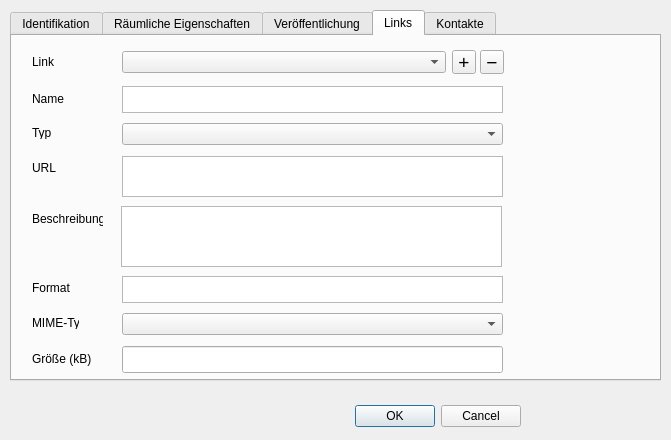
The window that pg_metadata/resources/ui/edit_metadata_dialog.ui (effjot/qgis-pgmetadata-plugin) describes before a commit, drawn with Qt 5.
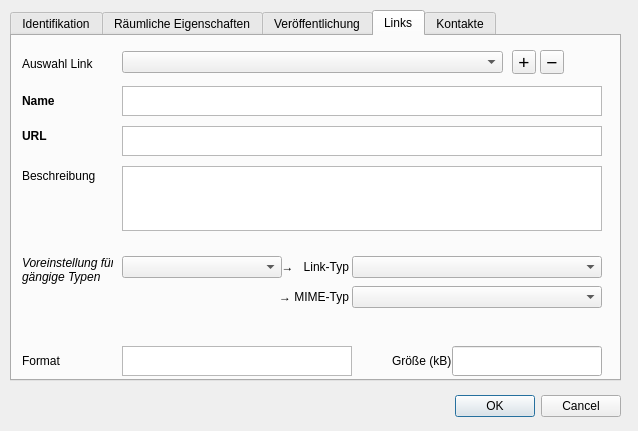
The same window after the commit. Custom widgets are drawn as their Qt base class.

Commit message:
WIP Edit dialog add link type presets
Also clean up widget names

The edit to the form file:
```diff
--- a/pg_metadata/resources/ui/edit_metadata_dialog.ui
+++ b/pg_metadata/resources/ui/edit_metadata_dialog.ui
@@ -6,8 +6,8 @@
    <rect>
     <x>0</x>
     <y>0</y>
-    <width>671</width>
-    <height>440</height>
+    <width>638</width>
+    <height>431</height>
    </rect>
   </property>
   <property name="windowTitle">
@@ -16,8 +16,8 @@
   <widget class="QDialogButtonBox" name="buttonBox">
    <property name="geometry">
     <rect>
-     <x>350</x>
-     <y>400</y>
+     <x>450</x>
+     <y>390</y>
      <width>171</width>
      <height>32</height>
     </rect>
@@ -34,7 +34,7 @@
     <rect>
      <x>10</x>
      <y>10</y>
-     <width>651</width>
+     <width>611</width>
      <height>371</height>
     </rect>
    </property>
@@ -367,36 +367,39 @@
     <widget class="QLabel" name="label_6">
      <property name="geometry">
       <rect>
-       <x>20</x>
+       <x>10</x>
        <y>18</y>
-       <width>111</width>
-       <height>16</height>
+       <width>91</width>
+       <height>20</height>
       </rect>
      </property>
      <property name="text">
-      <string>Link</string>
+      <string>Auswahl Link</string>
      </property>
     </widget>
     <widget class="QLabel" name="label_8">
      <property name="geometry">
       <rect>
-       <x>20</x>
-       <y>90</y>
-       <width>47</width>
-       <height>13</height>
+       <x>266</x>
+       <y>220</y>
+       <width>71</width>
+       <height>22</height>
       </rect>
      </property>
      <property name="text">
-      <string>Typ</string>
+      <string>→   Link-Typ</string>
+     </property>
+     <property name="alignment">
+      <set>Qt::AlignRight|Qt::AlignTrailing|Qt::AlignVCenter</set>
      </property>
     </widget>
     <widget class="QLabel" name="label_12">
      <property name="geometry">
       <rect>
-       <x>20</x>
-       <y>175</y>
-       <width>71</width>
-       <height>16</height>
+       <x>10</x>
+       <y>130</y>
+       <width>81</width>
+       <height>20</height>
       </rect>
      </property>
      <property name="text">
@@ -406,10 +409,10 @@
     <widget class="QLabel" name="label_13">
      <property name="geometry">
       <rect>
-       <x>20</x>
-       <y>245</y>
-       <width>47</width>
-       <height>13</height>
+       <x>10</x>
+       <y>310</y>
+       <width>50</width>
+       <height>30</height>
       </rect>
      </property>
      <property name="text">
@@ -419,23 +422,26 @@
     <widget class="QLabel" name="label_14">
      <property name="geometry">
       <rect>
-       <x>20</x>
-       <y>280</y>
-       <width>47</width>
-       <height>13</height>
+       <x>266</x>
+       <y>250</y>
+       <width>71</width>
+       <height>22</height>
       </rect>
      </property>
      <property name="text">
-      <string>MIME-Typ</string>
+      <string>→ MIME-Typ</string>
+     </property>
+     <property name="alignment">
+      <set>Qt::AlignRight|Qt::AlignTrailing|Qt::AlignVCenter</set>
      </property>
     </widget>
     <widget class="QLabel" name="label_15">
      <property name="geometry">
       <rect>
-       <x>20</x>
-       <y>315</y>
-       <width>61</width>
-       <height>16</height>
+       <x>380</x>
+       <y>310</y>
+       <width>60</width>
+       <height>30</height>
       </rect>
      </property>
      <property name="text">
@@ -445,12 +451,18 @@
     <widget class="QLabel" name="label_16">
      <property name="geometry">
       <rect>
-       <x>20</x>
-       <y>125</y>
-       <width>47</width>
-       <height>13</height>
+       <x>10</x>
+       <y>90</y>
+       <width>61</width>
+       <height>20</height>
       </rect>
      </property>
+     <property name="font">
+      <font>
+       <weight>75</weight>
+       <bold>true</bold>
+      </font>
+     </property>
      <property name="text">
       <string>URL</string>
      </property>
@@ -460,7 +472,7 @@
       <rect>
        <x>110</x>
        <y>15</y>
-       <width>324</width>
+       <width>381</width>
        <height>22</height>
       </rect>
      </property>
@@ -484,9 +496,9 @@
      <property name="geometry">
       <rect>
        <x>110</x>
-       <y>120</y>
-       <width>381</width>
-       <height>41</height>
+       <y>90</y>
+       <width>480</width>
+       <height>30</height>
       </rect>
      </property>
      <property name="tabChangesFocus">
@@ -499,10 +511,10 @@
      </property>
      <property name="geometry">
       <rect>
-       <x>109</x>
-       <y>170</y>
-       <width>381</width>
-       <height>61</height>
+       <x>110</x>
+       <y>130</y>
+       <width>480</width>
+       <height>65</height>
       </rect>
      </property>
      <property name="tabChangesFocus">
@@ -516,9 +528,9 @@
      <property name="geometry">
       <rect>
        <x>110</x>
-       <y>240</y>
-       <width>381</width>
-       <height>27</height>
+       <y>310</y>
+       <width>230</width>
+       <height>30</height>
       </rect>
      </property>
      <property name="tabChangesFocus">
@@ -531,10 +543,10 @@
      </property>
      <property name="geometry">
       <rect>
-       <x>110</x>
+       <x>440</x>
        <y>310</y>
-       <width>381</width>
-       <height>27</height>
+       <width>150</width>
+       <height>30</height>
       </rect>
      </property>
      <property name="inputMethodHints">
@@ -544,12 +556,18 @@
     <widget class="QLabel" name="label_17">
      <property name="geometry">
       <rect>
-       <x>20</x>
+       <x>10</x>
        <y>55</y>
-       <width>71</width>
-       <height>16</height>
+       <width>81</width>
+       <height>20</height>
       </rect>
      </property>
+     <property name="font">
+      <font>
+       <weight>75</weight>
+       <bold>true</bold>
+      </font>
+     </property>
      <property name="text">
       <string>Name</string>
      </property>
@@ -562,8 +580,8 @@
       <rect>
        <x>110</x>
        <y>50</y>
-       <width>381</width>
-       <height>27</height>
+       <width>480</width>
+       <height>30</height>
       </rect>
      </property>
      <property name="tabChangesFocus">
@@ -573,9 +591,9 @@
     <widget class="QComboBox" name="comboBox_link_types">
      <property name="geometry">
       <rect>
-       <x>110</x>
-       <y>87</y>
-       <width>381</width>
+       <x>340</x>
+       <y>220</y>
+       <width>250</width>
        <height>22</height>
       </rect>
      </property>
@@ -583,9 +601,9 @@
     <widget class="QComboBox" name="comboBox_link_mimes">
      <property name="geometry">
       <rect>
-       <x>110</x>
-       <y>277</y>
-       <width>381</width>
+       <x>340</x>
+       <y>250</y>
+       <width>250</width>
        <height>22</height>
       </rect>
      </property>
@@ -593,7 +611,7 @@
     <widget class="QToolButton" name="btn_link_add">
      <property name="geometry">
       <rect>
-       <x>440</x>
+       <x>500</x>
        <y>14</y>
        <width>24</width>
        <height>24</height>
@@ -614,7 +632,7 @@
     <widget class="QToolButton" name="btn_link_remove">
      <property name="geometry">
       <rect>
-       <x>468</x>
+       <x>528</x>
        <y>14</y>
        <width>24</width>
        <height>24</height>
@@ -632,6 +650,38 @@
       <string>−</string>
      </property>
     </widget>
+    <widget class="QComboBox" name="cmb_link_type_preset">
+     <property name="geometry">
+      <rect>
+       <x>110</x>
+       <y>220</y>
+       <width>160</width>
+       <height>22</height>
+      </rect>
+     </property>
+    </widget>
+    <widget class="QLabel" name="label_21">
+     <property name="geometry">
+      <rect>
+       <x>10</x>
+       <y>220</y>
+       <width>91</width>
+       <height>41</height>
+      </rect>
+     </property>
+     <property name="font">
+      <font>
+       <italic>true</italic>
+      </font>
+     </property>
+     <property name="text">
+      <string>Voreinstellung für
+gängige Typen</string>
+     </property>
+     <property name="alignment">
+      <set>Qt::AlignLeading|Qt::AlignLeft|Qt::AlignTop</set>
+     </property>
+    </widget>
    </widget>
    <widget class="QWidget" name="contacts">
     <attribute name="title">
```
Left out of the diff: 70 changed lines with no effect on the pictures. The commit also changes 1 other file.
